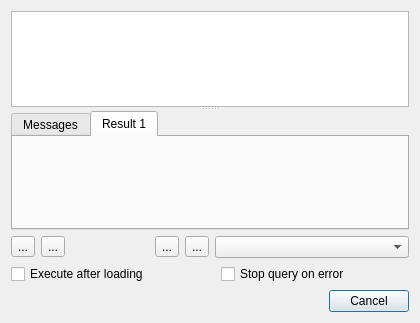
First picture: the form in mapper_app/ui/querydialog.ui, repository allenck/mapper, before the edit.
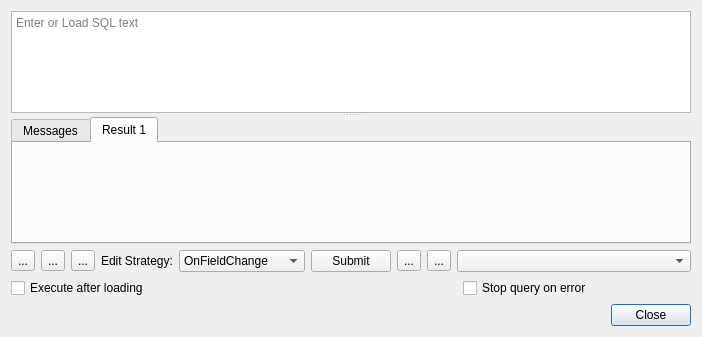
Second picture: the form after the edit. Icons and pictures are not drawn.

The edit to the form file:
```diff
--- a/mapper_app/ui/querydialog.ui
+++ b/mapper_app/ui/querydialog.ui
@@ -6,26 +6,29 @@
    <rect>
     <x>0</x>
     <y>0</y>
-    <width>420</width>
-    <height>323</height>
+    <width>702</width>
+    <height>337</height>
    </rect>
   </property>
   <property name="windowTitle">
    <string>Manual SQL Query</string>
   </property>
   <layout class="QGridLayout" name="gridLayout">
-   <item row="3" column="6">
+   <item row="3" column="9">
     <widget class="QDialogButtonBox" name="buttonBox">
      <property name="orientation">
       <enum>Qt::Horizontal</enum>
      </property>
      <property name="standardButtons">
-      <set>QDialogButtonBox::Cancel</set>
+      <set>QDialogButtonBox::Close</set>
      </property>
     </widget>
    </item>
-   <item row="1" column="3">
-    <widget class="QToolButton" name="load_QueryButton">
+   <item row="1" column="2">
+    <widget class="QToolButton" name="rollback_toolButton">
+     <property name="toolTip">
+      <string>&lt;html&gt;&lt;head/&gt;&lt;body&gt;&lt;p&gt;If active a Rollback transaction will be performed when clicked.&lt;/p&gt;&lt;/body&gt;&lt;/html&gt;</string>
+     </property>
      <property name="text">
       <string>...</string>
      </property>
@@ -35,10 +38,10 @@
      </property>
     </widget>
    </item>
-   <item row="1" column="0">
-    <widget class="QToolButton" name="go_QueryButton">
-     <property name="text">
-      <string>...</string>
+   <item row="1" column="8" colspan="2">
+    <widget class="QComboBox" name="cbConnections">
+     <property name="toolTip">
+      <string>Select target database connection. </string>
      </property>
      <property name="icon">
       <iconset resource="Resources/mapper.qrc">
@@ -46,10 +49,10 @@
      </property>
     </widget>
    </item>
-   <item row="1" column="1">
-    <widget class="QToolButton" name="clear_QueryButton">
+   <item row="2" column="0" colspan="6">
+    <widget class="QCheckBox" name="cb_sql_execute_after_loading">
      <property name="text">
-      <string>...</string>
+      <string>Execute after loading</string>
      </property>
      <property name="icon">
       <iconset resource="Resources/mapper.qrc">
@@ -57,7 +60,7 @@
      </property>
     </widget>
    </item>
-   <item row="1" column="4">
+   <item row="1" column="7">
     <widget class="QToolButton" name="save_QueryButton">
      <property name="text">
       <string>...</string>
@@ -68,26 +71,69 @@
      </property>
     </widget>
    </item>
-   <item row="2" column="6">
+   <item row="1" column="4">
+    <widget class="QComboBox" name="cbEditStrategy">
+     <item>
+      <property name="text">
+       <string>OnFieldChange</string>
+      </property>
+     </item>
+     <item>
+      <property name="text">
+       <string>OnRowChange</string>
+      </property>
+     </item>
+     <item>
+      <property name="text">
+       <string>OnManualSubmit</string>
+      </property>
+     </item>
+    </widget>
+   </item>
+   <item row="2" column="9">
     <widget class="QCheckBox" name="cb_stop_query_on_error">
      <property name="text">
       <string>Stop query on error</string>
      </property>
     </widget>
    </item>
-   <item row="2" column="0" colspan="3">
-    <widget class="QCheckBox" name="cb_sql_execute_after_loading">
+   <item row="1" column="1">
+    <widget class="QToolButton" name="clear_QueryButton">
+     <property name="toolTip">
+      <string>&lt;html&gt;&lt;head/&gt;&lt;body&gt;&lt;p&gt;Clear the screen of queries and results.&lt;/p&gt;&lt;/body&gt;&lt;/html&gt;</string>
+     </property>
      <property name="text">
-      <string>Execute after loading</string>
+      <string>...</string>
      </property>
     </widget>
    </item>
-   <item row="0" column="0" colspan="7">
+   <item row="1" column="0">
+    <widget class="QToolButton" name="go_QueryButton">
+     <property name="toolTip">
+      <string>&lt;html&gt;&lt;head/&gt;&lt;body&gt;&lt;p&gt;Click to execute selected queries if more than one,&lt;/p&gt;&lt;/body&gt;&lt;/html&gt;</string>
+     </property>
+     <property name="text">
+      <string>...</string>
+     </property>
+     <property name="icon">
+      <iconset resource="../Resources/mapper.qrc">
+       <normaloff>:/go.png</normaloff>:/go.png</iconset>
+     </property>
+    </widget>
+   </item>
+   <item row="0" column="0" colspan="10">
     <widget class="QSplitter" name="query_splitter">
      <property name="orientation">
       <enum>Qt::Vertical</enum>
      </property>
-     <widget class="QTextEdit" name="editQuery"/>
+     <widget class="QTextEdit" name="editQuery">
+      <property name="toolTip">
+       <string>&lt;html&gt;&lt;head/&gt;&lt;body&gt;&lt;p&gt;Enter an SQL query. if more than one query is to be performed terminate each with a semicolon. To execute only one query, higlight it. Then click on the execute utton.&lt;/p&gt;&lt;/body&gt;&lt;/html&gt;</string>
+      </property>
+      <property name="placeholderText">
+       <string>Enter or Load SQL text</string>
+      </property>
+     </widget>
      <widget class="QTabWidget" name="widget_query_view">
       <property name="enabled">
        <bool>true</bool>
@@ -117,10 +163,31 @@
      </widget>
     </widget>
    </item>
-   <item row="1" column="5" colspan="2">
-    <widget class="QComboBox" name="cbConnections">
+   <item row="1" column="6">
+    <widget class="QToolButton" name="load_QueryButton">
      <property name="toolTip">
-      <string>Select target database connection. </string>
+      <string>&lt;html&gt;&lt;head/&gt;&lt;body&gt;&lt;p&gt;Click to load a text tile containing a query.&lt;/p&gt;&lt;/body&gt;&lt;/html&gt;</string>
+     </property>
+     <property name="text">
+      <string>...</string>
+     </property>
+     <property name="icon">
+      <iconset resource="../Resources/mapper.qrc">
+       <normaloff>:/fileload.png</normaloff>:/fileload.png</iconset>
+     </property>
+    </widget>
+   </item>
+   <item row="1" column="3">
+    <widget class="QLabel" name="lblEditStrategy">
+     <property name="text">
+      <string>Edit Strategy:</string>
+     </property>
+    </widget>
+   </item>
+   <item row="1" column="5">
+    <widget class="QPushButton" name="pbSubmit">
+     <property name="text">
+      <string>Submit</string>
      </property>
     </widget>
    </item>
```
Left out of the diff: 23 changed lines with no effect on the pictures.
